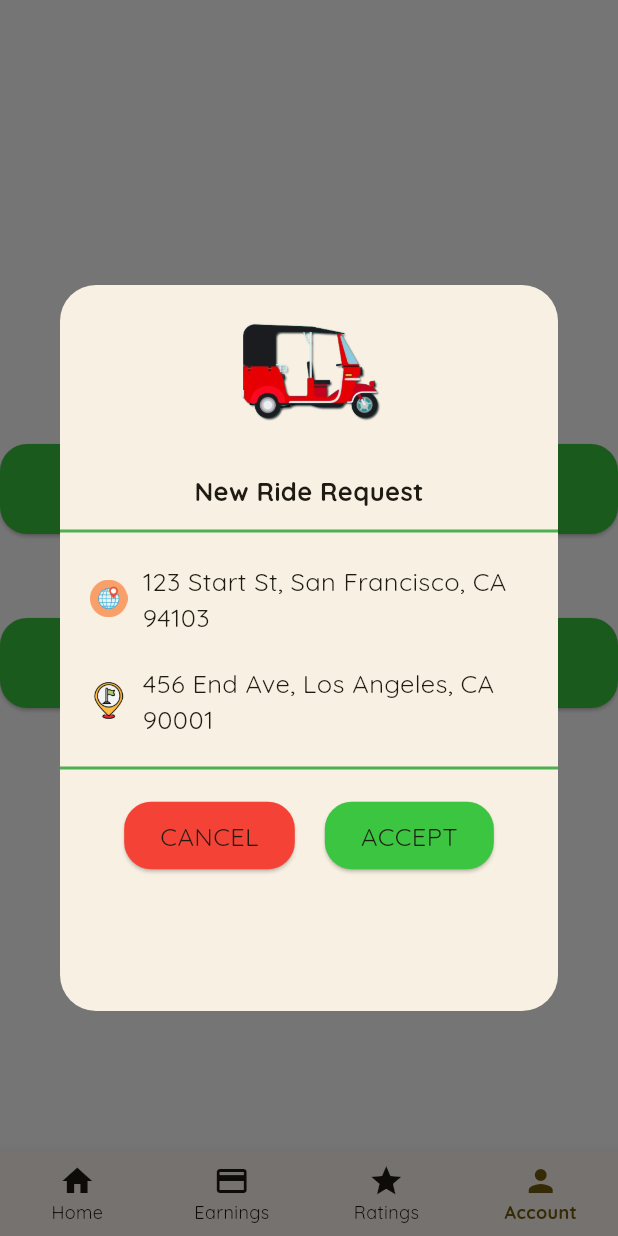
After one commit to GeekyVed/Juno_Drivers, a Flutter app: the HomeScreen screen opened by its route, item 4 of the bottom bar chosen, after a tap on "Open Dialog", on a phone screen of 412 x 824 dp. The commit adds this screen. Run offline on Flutter 3.47's test engine with Material 3 defaults, Android fonts, the phone set to English and light mode, and no system bars; our stand-ins replace assets_audio_player, dio, email_validator, firebase_auth, firebase_core, firebase_database and 12 more; missing offline and left inert: flutter_geofire; accounts and stored records are empty; generated files the repository leaves out were written again.

Commit message:
Adding feature to accept rides...FCM Notification

```diff
--- a/lib/assistants/assistant_methods.dart
+++ b/lib/assistants/assistant_methods.dart
@@ -1,5 +1,6 @@
 import 'package:firebase_database/firebase_database.dart';
 import 'package:flutter_dotenv/flutter_dotenv.dart';
+import 'package:flutter_geofire/flutter_geofire.dart';
 import 'package:geolocator/geolocator.dart';
 import 'package:get/get.dart';
 import 'package:google_maps_flutter/google_maps_flutter.dart';
@@ -113,4 +114,9 @@ class AssistantMethods {
       }
     });
   }
+
+  static void pauseLiveLocationUpdates(){
+    streamSubscriptionPosition!.pause();
+    Geofire.removeLocation(firebaseAuth.currentUser!.uid);
+  }
 }
--- a/lib/global.dart
+++ b/lib/global.dart
@@ -1,5 +1,6 @@
 import 'dart:async';
 
+import 'package:assets_audio_player/assets_audio_player.dart';
 import 'package:firebase_auth/firebase_auth.dart';
 import 'package:firebase_database/firebase_database.dart';
 import 'package:geolocator/geolocator.dart';
@@ -11,6 +12,8 @@ FirebaseAuth firebaseAuth = FirebaseAuth.instance;
 FirebaseDatabase firebaseDatabase = FirebaseDatabase.instance;
 User? currentUser;
 
+AssetsAudioPlayer audioPlayer = AssetsAudioPlayer();
+
 StreamSubscription<Position>? streamSubscriptionPosition;
 StreamSubscription<Position>? streamSubscriptionDriverLivePosition;
 
--- /dev/null
+++ b/lib/models/user_ride_request_information.dart
@@ -0,0 +1,21 @@
+import 'package:google_maps_flutter/google_maps_flutter.dart';
+
+class UserRideRequestInformation {
+  LatLng? originLatLng;
+  LatLng? destinationLatLng;
+  String? originAddress;
+  String? destinationAddress;
+  String? rideRequestId;
+  String? userName;
+  String? userPhone;
+
+  UserRideRequestInformation({
+    this.originLatLng,
+    this.destinationLatLng,
+    this.originAddress,
+    this.destinationAddress,
+    this.rideRequestId,
+    this.userName,
+    this.userPhone,
+  });
+}
--- /dev/null
+++ b/lib/push_notifications/notification_dialog_box.dart
@@ -0,0 +1,203 @@
+import 'package:assets_audio_player/assets_audio_player.dart';
+import 'package:flutter/material.dart';
+import 'package:fluttertoast/fluttertoast.dart';
+import 'package:get/get.dart';
+import 'package:juno_drivers/assistants/assistant_methods.dart';
+import 'package:juno_drivers/global.dart';
+import 'package:juno_drivers/models/user_ride_request_information.dart';
+
+class NotificationDialogBox extends StatefulWidget {
+  final UserRideRequestInformation? userRideRequestDetails;
+
+  const NotificationDialogBox(
+      {super.key, required this.userRideRequestDetails});
+
+  @override
+  State<NotificationDialogBox> createState() => _NotificationDialogBoxState();
+}
+
+class _NotificationDialogBoxState extends State<NotificationDialogBox> {
+  @override
+  Widget build(BuildContext context) {
+    return Container(
+      margin: EdgeInsets.fromLTRB(40, 190, 40, 150),
+      decoration: BoxDecoration(
+        borderRadius: BorderRadius.circular(24),
+        color: Theme.of(context).colorScheme.onInverseSurface,
+      ),
+      child: Column(
+        mainAxisSize: MainAxisSize.min,
+        children: [
+          Container(
+            padding: EdgeInsets.symmetric(horizontal: 20, vertical: 20),
+            height: 115,
+            child: Image.asset(
+              onlineDriverData.vehicleType == "Car"
+                  ? "lib/assets/images/car_fare.png"
+                  : onlineDriverData.vehicleType == "Bike"
+                      ? "lib/assets/images/bike_fare.png"
+                      : "lib/assets/images/auto_fare.png",
+            ),
+          ),
+          SizedBox(
+            height: 10,
+          ),
+
+          //title
+          Text(
+            "New Ride Request",
+            style: Theme.of(context).textTheme.bodyMedium!.copyWith(
+                  fontWeight: FontWeight.bold,
+                ),
+          ),
+          const SizedBox(
+            height: 14,
+          ),
+          const Divider(
+            height: 2,
+            thickness: 2,
+            color: Colors.green,
+          ),
+          Padding(
+            padding: EdgeInsets.all(20),
+            child: Column(
+              children: [
+                Row(
+                  children: [
+                    Image.asset(
+                      'lib/assets/images/origin.png',
+                      height: 25,
+                      width: 25,
+                    ),
+                    SizedBox(
+                      width: 10,
+                    ),
+                    Expanded(
+                        child: Container(
+                      child: Text(
+                        widget.userRideRequestDetails!.originAddress!,
+                        style: Theme.of(context).textTheme.bodyMedium,
+                      ),
+                    )),
+                  ],
+                ),
+                SizedBox(
+                  height: 20,
+                ),
+                Row(
+                  children: [
+                    Image.asset(
+                      'lib/assets/images/destination.png',
+                      height: 25,
+                      width: 25,
+                    ),
+                    SizedBox(
+                      width: 10,
+                    ),
+                    Expanded(
+                        child: Container(
+                      child: Text(
+                        widget.userRideRequestDetails!.destinationAddress!,
+                        style: Theme.of(context).textTheme.bodyMedium,
+                      ),
+                    )),
+                  ],
+                ),
+              ],
+            ),
+          ),
+          const Divider(
+            height: 2,
+            thickness: 2,
+            color: Colors.green,
+          ),
+
+          // Buttons for acception and cancelling the ride request
+          Padding(
+            padding: EdgeInsets.all(20),
+            child: Row(
+              mainAxisAlignment: MainAxisAlignment.center,
+              children: [
+                ElevatedButton(
+                  style: Theme.of(context).elevatedButtonTheme.style!.copyWith(
+                      minimumSize: WidgetStatePropertyAll(
+                        Size(
+                          30,
+                          45,
+                        ),
+                      ),
+                      backgroundColor: WidgetStatePropertyAll(Colors.red)),
+                  onPressed: () {
+                    audioPlayer.pause();
+                    audioPlayer.stop();
+                    audioPlayer = AssetsAudioPlayer();
+
+                    Get.back();
+                  },
+                  child: Text(
+                    "Cancel".toUpperCase(),
+                    style: Theme.of(context).textTheme.bodyMedium,
+                  ),
+                ),
+                SizedBox(
+                  width: 20,
+                ),
+                ElevatedButton(
+                  style: Theme.of(context).elevatedButtonTheme.style!.copyWith(
+                        minimumSize: WidgetStatePropertyAll(
+                          Size(
+                            30,
+                            45,
+                          ),
+                        ),
+                      ),
+                  onPressed: () {
+                    audioPlayer.pause();
+                    audioPlayer.stop();
+                    audioPlayer = AssetsAudioPlayer();
+
+                    acceptRideRequest(context);
+                  },
+                  child: Text(
+                    "Accept".toUpperCase(),
+                    style: Theme.of(context).textTheme.bodyMedium,
+                  ),
+                ),
+              ],
+            ),
+          ),
+        ],
+      ),
+    );
+  }
+
+  acceptRideRequest(BuildContext context) {
+    firebaseDatabase
+        .ref()
+        .child("drivers")
+        .child(firebaseAuth.currentUser!.uid)
+        .child("newRideStatus")
+        .once()
+        .then((snapData) {
+      if (snapData.snapshot.value == "idle") {
+        firebaseDatabase
+            .ref()
+            .child("drivers")
+            .child(firebaseAuth.currentUser!.uid)
+            .child("newRideStatus")
+            .set("accepted");
+
+        AssistantMethods.pauseLiveLocationUpdates();
+
+        //Trip started now...send driver to new trip screen
+        Get.toNamed('/new_trip');
+      } else {
+        Fluttertoast.showToast(
+          msg: "This ride request does not exist",
+          fontSize: 16,
+          backgroundColor: Colors.red,
+        );
+      }
+    });
+  }
+}
--- /dev/null
+++ b/lib/push_notifications/push_notification_system.dart
@@ -0,0 +1,124 @@
+import 'package:assets_audio_player/assets_audio_player.dart';
+import 'package:firebase_messaging/firebase_messaging.dart';
+import 'package:flutter/material.dart';
+import 'package:fluttertoast/fluttertoast.dart';
+import 'package:get/get.dart';
+import 'package:google_maps_flutter/google_maps_flutter.dart';
+import 'package:juno_drivers/global.dart';
+import 'package:juno_drivers/models/user_ride_request_information.dart';
+import 'package:juno_drivers/push_notifications/notification_dialog_box.dart';
+
+class PushNotificationSystem {
+  FirebaseMessaging messaging = FirebaseMessaging.instance;
+
+  Future initializeCloudMessaging(BuildContext context) async {
+    // 1. Terminated
+    // When the app is closed and opened directly through the notificaiton
+    messaging.getInitialMessage().then((RemoteMessage? remoteMessage) {
+      if (remoteMessage != null) {
+        readUserRideRequestInformation(
+            remoteMessage.data["rideRequestId"], context);
+      }
+    });
+
+    //2. Foreground
+    // When the app is open and notif is recieved
+    FirebaseMessaging.onMessage.listen((RemoteMessage? remoteMessage) {
+      readUserRideRequestInformation(
+          remoteMessage!.data["rideRequestId"], context);
+    });
+
+    //3. Background
+    //  When the app is in the background and opened directly through the notificaiton
+    FirebaseMessaging.onMessageOpenedApp.listen((RemoteMessage? remoteMessage) {
+      readUserRideRequestInformation(
+          remoteMessage!.data["rideRequestId"], context);
+    });
+  }
+
+  void readUserRideRequestInformation(String userRideRequestId, context) {
+    firebaseDatabase
+        .ref()
+        .child("All Ride Requests")
+        .child(userRideRequestId)
+        .child("driverId")
+        .onValue
+        .listen((event) {
+      if (event.snapshot.value == "waiting" ||
+          event.snapshot.value == firebaseAuth.currentUser!.uid) {
+        firebaseDatabase
+            .ref()
+            .child("All Ride Requests")
+            .child(userRideRequestId)
+            .once()
+            .then((snapData) {
+          if (snapData.snapshot.value != null) {
+            audioPlayer.open(Audio("lib/assets/music/music_notification.mp3"));
+            audioPlayer.play();
+
+            double originLat = double.parse(
+                (snapData.snapshot.value! as Map)['origin']['latitude']);
+            double originLng = double.parse(
+                (snapData.snapshot.value! as Map)['origin']['longitude']);
+            String originAddress =
+                (snapData.snapshot.value! as Map)['originAddress'];
+
+            double destinationLat = double.parse(
+                (snapData.snapshot.value! as Map)['destination']['latitude']);
+            double destinationLng = double.parse(
+                (snapData.snapshot.value! as Map)['destination']['longitude']);
+            String destinationAddress =
+                (snapData.snapshot.value! as Map)['destinationAddress'];
+
+            String userName = (snapData.snapshot.value! as Map)['userName'];
+            String userPhone = (snapData.snapshot.value! as Map)['userPhone'];
+
+            String? rideRequestId = snapData.snapshot.key;
+
+            UserRideRequestInformation userRideRequestDetails =
+                UserRideRequestInformation(
+              originLatLng: LatLng(originLat, originLng),
+              originAddress: originAddress,
+              destinationLatLng: LatLng(destinationLat, destinationLng),
+              destinationAddress: destinationAddress,
+              userName: userName,
+              userPhone: userPhone,
+              rideRequestId: rideRequestId,
+            );
+
+            Get.dialog(NotificationDialogBox(
+              userRideRequestDetails: userRideRequestDetails,
+            ));
+          } else {
+            Fluttertoast.showToast(
+              msg: "This Ride Request id does not exist!",
+              backgroundColor: Colors.red,
+              fontSize: 16,
+            );
+          }
+        });
+      } else {
+        Fluttertoast.showToast(
+          msg: "This Ride Request has been cancelled!",
+          backgroundColor: Colors.red,
+          fontSize: 16,
+        );
+        Get.back();
+      }
+    });
+  }
+
+  void generateAndGetToken() async {
+    String? registrationToken = await messaging.getToken();
+    print("FCM REGISTERATION TOKEN : $registrationToken");
+
+    firebaseDatabase
+        .ref()
+        .child("drivers")
+        .child(firebaseAuth.currentUser!.uid)
+        .child("token")
+        .set(registrationToken);
+    messaging.subscribeToTopic("allDrivers");
+    messaging.subscribeToTopic("allUsers");
+  }
+}
--- a/lib/screens/car_info.dart
+++ b/lib/screens/car_info.dart
@@ -21,7 +21,7 @@ class _CarInfoScreenState extends State<CarInfoScreen> {
   String? selectedCarType;
   final GlobalKey<FormState> _formKey = GlobalKey<FormState>();
 
-  List<String> carTypes = ["Car", "CNG", "Bike"];
+  List<String> carTypes = ["Car", "Auto", "Bike"];
 
   bool isPasswordVisible = false;
 
--- a/lib/screens/home.dart
+++ b/lib/screens/home.dart
@@ -1,6 +1,7 @@
 import 'package:flutter/material.dart';
 import 'package:google_fonts/google_fonts.dart';
 import 'package:juno_drivers/tab_pages/home_tab.dart';
+import 'package:juno_drivers/tab_pages/profile_tab.dart';
 
 class HomeScreen extends StatefulWidget {
   const HomeScreen({Key? key}) : super(key: key);
@@ -43,7 +44,7 @@ class _HomeScreenState extends State<HomeScreen>
           HomeTab(),
           Center(child: Text('Earnings Tab')),
           Center(child: Text('Ratings Tab')),
-          Center(child: Text('Profile Tab')),
+          ProfileTab(),
         ],
       ),
       bottomNavigationBar: BottomNavigationBar(
--- a/lib/tab_pages/home_tab.dart
+++ b/lib/tab_pages/home_tab.dart
@@ -9,6 +9,7 @@ import 'package:geolocator/geolocator.dart';
 import 'package:google_maps_flutter/google_maps_flutter.dart';
 import 'package:juno_drivers/assistants/assistant_methods.dart';
 import 'package:juno_drivers/global.dart';
+import 'package:juno_drivers/push_notifications/push_notification_system.dart';
 
 class HomeTab extends StatefulWidget {
   const HomeTab({super.key});
@@ -97,6 +98,10 @@ class _HomeTabState extends State<HomeTab> {
     checkLocationPermission();
     AssistantMethods.readCurrentDriverInformation();
     locateDriverPosition();
+
+    PushNotificationSystem pushNotificationSystem = PushNotificationSystem();
+    pushNotificationSystem.initializeCloudMessaging(context);
+    pushNotificationSystem.generateAndGetToken();
   }
 
   @override
--- a/lib/tab_pages/profile_tab.dart
+++ b/lib/tab_pages/profile_tab.dart
@@ -0,0 +1,53 @@
+import 'package:assets_audio_player/assets_audio_player.dart';
+import 'package:flutter/material.dart';
+import 'package:get/get.dart';
+import 'package:google_maps_flutter/google_maps_flutter.dart';
+import 'package:juno_drivers/global.dart';
+import 'package:juno_drivers/models/user_ride_request_information.dart';
+import 'package:juno_drivers/push_notifications/notification_dialog_box.dart';
+
+class ProfileTab extends StatefulWidget {
+  const ProfileTab({super.key});
+
+  @override
+  State<ProfileTab> createState() => _ProfileTabState();
+}
+
+class _ProfileTabState extends State<ProfileTab> {
+  @override
+  Widget build(BuildContext context) {
+    final userRideRequestInfo1 = UserRideRequestInformation(
+      originLatLng: LatLng(37.7749, -122.4194), // San Francisco, CA
+      destinationLatLng: LatLng(34.0522, -118.2437), // Los Angeles, CA
+      originAddress: '123 Start St, San Francisco, CA 94103',
+      destinationAddress: '456 End Ave, Los Angeles, CA 90001',
+      rideRequestId: 'ride12345',
+      userName: 'John Doe',
+      userPhone: '+1-555-123-4567',
+    );
+    return Scaffold(
+      body: Center(
+        child: Column(
+          mainAxisAlignment: MainAxisAlignment.center,
+          children: [
+            ElevatedButton(
+              onPressed: () {
+                Get.dialog(NotificationDialogBox(
+                    userRideRequestDetails: userRideRequestInfo1));
+              },
+              child: Text('Open Dialog'),
+            ),
+            SizedBox(height: 56,),
+            ElevatedButton(
+              onPressed: () {
+                audioPlayer.open(Audio("lib/assets/music/music_notification.mp3"));
+                audioPlayer.play();
+              },
+              child: Text('Play Music'),
+            ),
+          ],
+        ),
+      ),
+    );
+  }
+}
--- a/pubspec.yaml
+++ b/pubspec.yaml
@@ -53,6 +53,8 @@ dependencies:
   image_picker: ^1.1.2
   firebase_storage: ^12.1.1
   flutter_geofire: ^2.0.3
+  firebase_messaging: ^15.0.4
+  assets_audio_player: ^3.1.1
 
 dev_dependencies:
   flutter_test:
@@ -80,6 +82,7 @@ flutter:
   assets:
     - lib/assets/images/
     - lib/assets/icons/
+    - lib/assets/music/
     - .env
 
   # An image asset can refer to one or more resolution-specific "variants", see
```
Also changed, not shown: lib/assets/images/auto_fare.png (added), lib/assets/images/bike_fare.png (added), lib/assets/images/car_fare.png (added), lib/assets/images/destination.png (added), lib/assets/images/origin.png (added), 1 other file.
